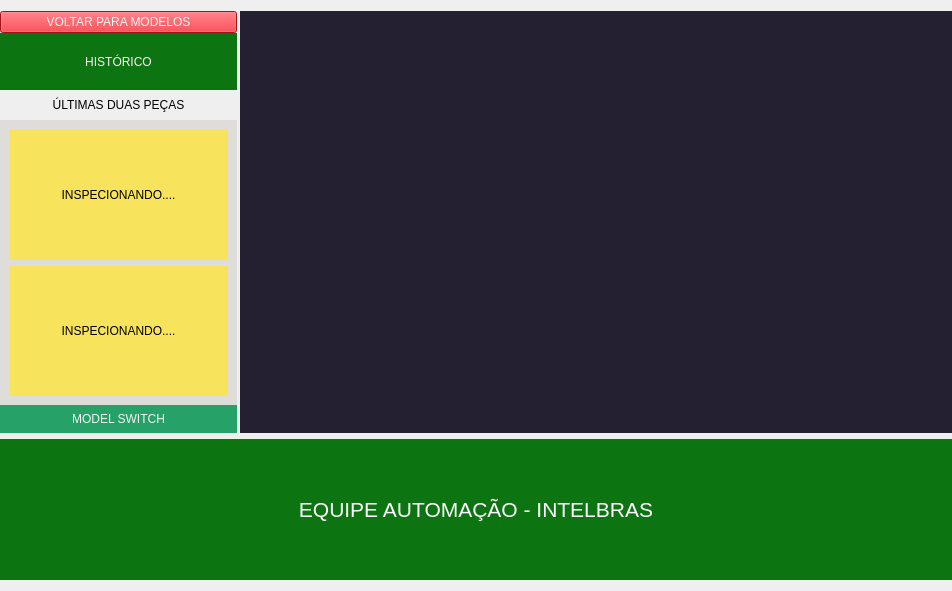
Old version of the form src/IHM/src/view/second_screen/second_widget.ui in the repository JoaoPedroMarimon/ins_test.
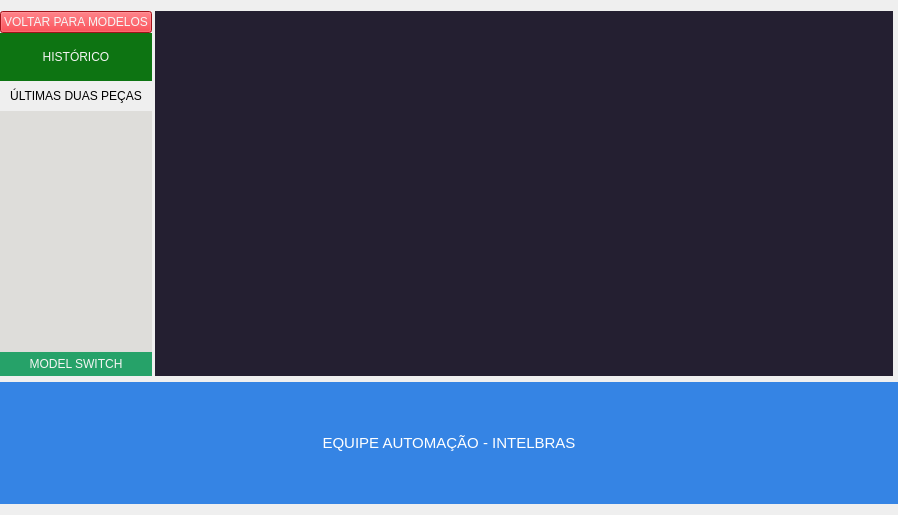
New version of the form.

Commit message: update: history module second screen

What changed in the file:
```diff
--- a/src/IHM/src/view/second_screen/second_widget.ui
+++ b/src/IHM/src/view/second_screen/second_widget.ui
@@ -6,8 +6,8 @@
    <rect>
     <x>0</x>
     <y>0</y>
-    <width>952</width>
-    <height>591</height>
+    <width>898</width>
+    <height>515</height>
    </rect>
   </property>
   <property name="windowTitle">
@@ -23,7 +23,7 @@
    <item>
     <widget class="QWidget" name="widget" native="true">
      <property name="sizePolicy">
-      <sizepolicy hsizetype="Preferred" vsizetype="Preferred">
+      <sizepolicy hsizetype="Minimum" vsizetype="Preferred">
        <horstretch>0</horstretch>
        <verstretch>3</verstretch>
       </sizepolicy>
@@ -39,7 +39,7 @@
        <number>0</number>
       </property>
       <property name="rightMargin">
-       <number>0</number>
+       <number>5</number>
       </property>
       <property name="bottomMargin">
        <number>0</number>
@@ -47,7 +47,7 @@
       <item>
        <widget class="QWidget" name="widget_3" native="true">
         <property name="sizePolicy">
-         <sizepolicy hsizetype="Preferred" vsizetype="Preferred">
+         <sizepolicy hsizetype="Fixed" vsizetype="Preferred">
           <horstretch>1</horstretch>
           <verstretch>0</verstretch>
          </sizepolicy>
@@ -133,76 +133,7 @@
            <property name="styleSheet">
             <string notr="true">background-color: rgb(222, 221, 218);</string>
            </property>
-           <layout class="QVBoxLayout" name="verticalLayout_3">
-            <item>
-             <widget class="QWidget" name="widget_4" native="true">
-              <layout class="QVBoxLayout" name="verticalLayout_4">
-               <property name="spacing">
-                <number>0</number>
-               </property>
-               <property name="leftMargin">
-                <number>0</number>
-               </property>
-               <property name="topMargin">
-                <number>0</number>
-               </property>
-               <property name="rightMargin">
-                <number>0</number>
-               </property>
-               <property name="bottomMargin">
-                <number>0</number>
-               </property>
-               <item>
-                <widget class="QLabel" name="label_4">
-                 <property name="styleSheet">
-                  <string notr="true">background-color: rgb(248, 228, 92);</string>
-                 </property>
-                 <property name="text">
-                  <string>INSPECIONANDO....</string>
-                 </property>
-                 <property name="alignment">
-                  <set>Qt::AlignmentFlag::AlignCenter</set>
-                 </property>
-                </widget>
-               </item>
-              </layout>
-             </widget>
-            </item>
-            <item>
-             <widget class="QWidget" name="widget_6" native="true">
-              <layout class="QVBoxLayout" name="verticalLayout_5">
-               <property name="spacing">
-                <number>0</number>
-               </property>
-               <property name="leftMargin">
-                <number>0</number>
-               </property>
-               <property name="topMargin">
-                <number>0</number>
-               </property>
-               <property name="rightMargin">
-                <number>0</number>
-               </property>
-               <property name="bottomMargin">
-                <number>0</number>
-               </property>
-               <item>
-                <widget class="QLabel" name="label_5">
-                 <property name="styleSheet">
-                  <string notr="true">background-color: rgb(248, 228, 92);</string>
-                 </property>
-                 <property name="text">
-                  <string>INSPECIONANDO....</string>
-                 </property>
-                 <property name="alignment">
-                  <set>Qt::AlignmentFlag::AlignCenter</set>
-                 </property>
-                </widget>
-               </item>
-              </layout>
-             </widget>
-            </item>
-           </layout>
+           <layout class="QVBoxLayout" name="verticalLayout_3"/>
           </widget>
          </item>
          <item>
@@ -232,7 +163,7 @@
        <widget class="QWidget" name="video_place" native="true">
         <property name="sizePolicy">
          <sizepolicy hsizetype="Preferred" vsizetype="Preferred">
-          <horstretch>3</horstretch>
+          <horstretch>4</horstretch>
           <verstretch>0</verstretch>
          </sizepolicy>
         </property>
@@ -267,16 +198,22 @@
        <number>0</number>
       </property>
       <item>
-       <widget class="QLabel" name="label">
+       <widget class="QLabel" name="label_placard">
+        <property name="sizePolicy">
+         <sizepolicy hsizetype="MinimumExpanding" vsizetype="Preferred">
+          <horstretch>0</horstretch>
+          <verstretch>0</verstretch>
+         </sizepolicy>
+        </property>
         <property name="font">
          <font>
-          <pointsize>16</pointsize>
+          <pointsize>11</pointsize>
           <bold>false</bold>
          </font>
         </property>
         <property name="styleSheet">
-         <string notr="true">background-color: rgb(13, 116, 18);
-color: rgb(255, 255, 255);</string>
+         <string notr="true">color: rgb(255, 255, 255);
+background-color: rgb(53, 132, 228);</string>
         </property>
         <property name="text">
          <string>EQUIPE AUTOMAÇÃO - INTELBRAS</string>
@@ -284,6 +221,12 @@
         <property name="alignment">
          <set>Qt::AlignmentFlag::AlignCenter</set>
         </property>
+        <property name="wordWrap">
+         <bool>true</bool>
+        </property>
+        <property name="margin">
+         <number>5</number>
+        </property>
        </widget>
       </item>
      </layout>
```
Left out of the diff: 2 changed lines with no effect on the pictures. The commit also changes 8 other files.
